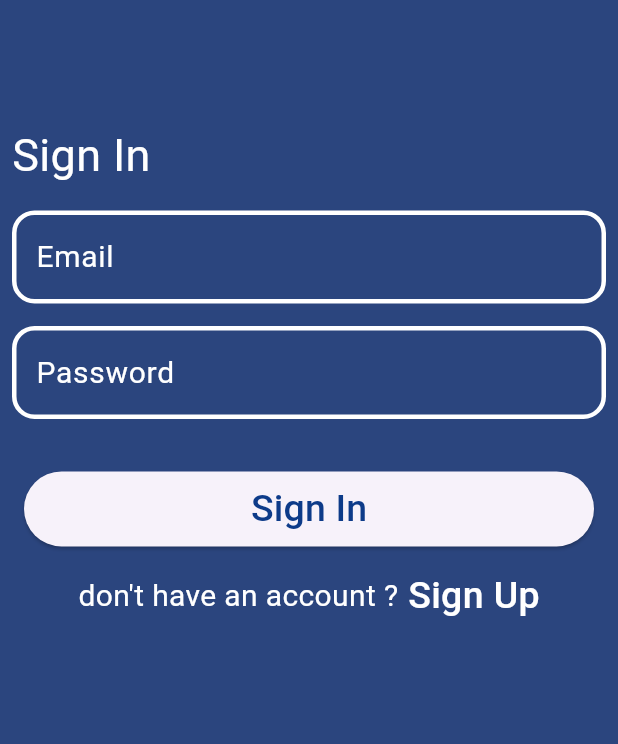
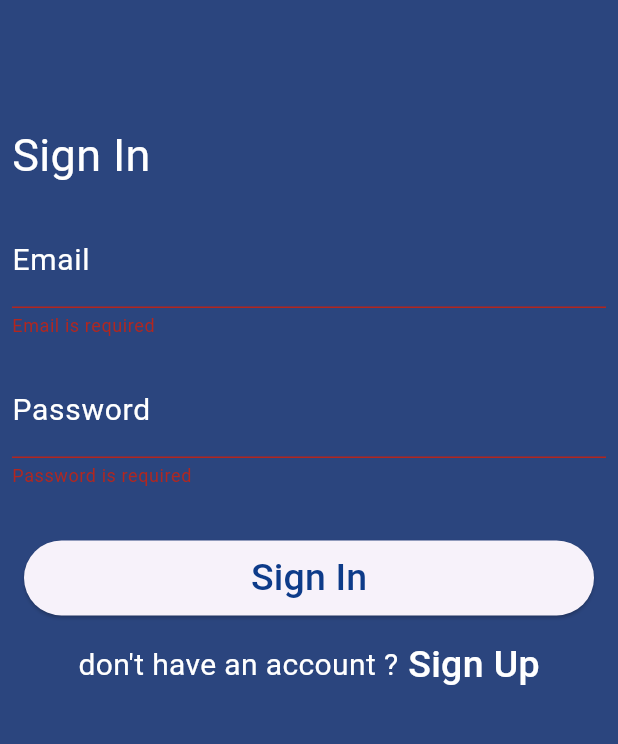
Before and after one commit to ahmdes/chat_app, a Flutter app: the screen it shows after launch, after a tap on "Sign In", on a phone screen of 412 x 824 dp, the part 383-1127 px from its top. Run offline on Flutter 3.47's test engine with Material 3 defaults, Android fonts, the phone set to English and light mode, and no system bars; drawn by our look-alikes of modal_progress_hud_nsn; our stand-ins replace firebase_auth, firebase_core, google_fonts; accounts and stored records are empty.

Commit message:
finished from sign in and sign up

```diff
--- a/lib/Behaviour/Constants/colors_constants.dart
+++ b/lib/Behaviour/Constants/colors_constants.dart
@@ -1,5 +1,8 @@
 import 'dart:ui';
+
+import 'package:flutter/material.dart';
 
 class ColorsConstants {
   static const Color kPrimaryColor = Color(0xff2b457e);
+  static const Color white = Colors.white;
 }
--- /dev/null
+++ b/lib/Behaviour/Constants/utilies.dart
@@ -0,0 +1,12 @@
+import 'package:flutter/material.dart';
+
+class Utilies {
+  static void showSnackBar({
+    required BuildContext context,
+    required String message,
+  }) {
+    ScaffoldMessenger.of(
+      context,
+    ).showSnackBar(SnackBar(content: Text(message)));
+  }
+}
--- /dev/null
+++ b/lib/Behaviour/Constants/validation.dart
@@ -0,0 +1,31 @@
+class Validation {
+  static bool isValidPassword(String password) {
+    return RegExp(
+      r"^(?=.*[A-Z])(?=.*[a-z])(?=.*\d)(?=.*[@#$%^&+=!]).{8,20}$",
+    ).hasMatch(password);
+  }
+
+  static bool isValidEmail(String email) {
+    return RegExp(
+      r"^[a-zA-Z0-9._%+-]+@[a-zA-Z0-9.-]+.[a-zA-Z]{2,}$",
+    ).hasMatch(email);
+  }
+
+  static String? emailValidation(String? data) {
+    if (data == null || data.isEmpty) {
+      return "Email is required";
+    } else if (!isValidEmail(data)) {
+      return "Enter a valid email";
+    }
+    return null;
+  }
+
+  static String? passwordValidation(String? data) {
+    if (data == null || data.isEmpty) {
+      return "Password is required";
+    } else if (!isValidPassword(data)) {
+      return "Enter a valid password";
+    }
+    return null;
+  }
+}
--- a/lib/presentation/Views/Authentication/sign_in.dart
+++ b/lib/presentation/Views/Authentication/sign_in.dart
@@ -1,18 +1,34 @@
 import 'package:chat_app/Behaviour/Constants/colors_constants.dart';
+import 'package:chat_app/Behaviour/Constants/utilies.dart';
+import 'package:chat_app/Behaviour/Constants/validation.dart';
 import 'package:chat_app/presentation/Views/Authentication/sign_up.dart';
 import 'package:chat_app/presentation/Widgets/build_elevated_button.dart';
 import 'package:chat_app/presentation/Widgets/build_text_form_field.dart';
 import 'package:firebase_auth/firebase_auth.dart';
 import 'package:flutter/material.dart';
 import 'package:google_fonts/google_fonts.dart';
+import 'package:modal_progress_hud_nsn/modal_progress_hud_nsn.dart';
 
-class SignIn extends StatelessWidget {
+class SignIn extends StatefulWidget {
   SignIn({super.key});
   static const String id = "SignIn";
+
+  @override
+  State<SignIn> createState() => _SignInState();
+}
+
+class _SignInState extends State<SignIn> {
   String? email, password;
+  bool isLoaded = false;
+  GlobalKey<FormState> globalKey = GlobalKey();
+
   @override
   Widget build(BuildContext context) {
-    return Scaffold(
+    return Form(
+      key: globalKey,
+      child: ModalProgressHUD(
+        inAsyncCall: isLoaded,
+        child: Scaffold(
           backgroundColor: ColorsConstants.kPrimaryColor,
           body: Column(
             children: [
@@ -58,6 +74,9 @@ class SignIn extends StatelessWidget {
                         onChanged: (value) {
                           email = value;
                         },
+                        validator: (data) {
+                          return Validation.emailValidation(data);
+                        },
                       ),
                       SizedBox(height: 15),
                       BuildTextFormField(
@@ -65,17 +84,39 @@ class SignIn extends StatelessWidget {
                         onChanged: (value) {
                           password = value;
                         },
+                        validator: (data) {
+                          return Validation.passwordValidation(data);
+                        },
                       ),
                       SizedBox(height: 35),
                       BuildElevatedButton(
                         textOfElevatedButton: "Sign In",
                         onPressed: () async {
-                      var auth = FirebaseAuth.instance;
-                      UserCredential user = await auth
-                          .signInWithEmailAndPassword(
-                            email: email!,
-                            password: password!,
+                          if (globalKey.currentState!.validate()) {
+                            isLoaded = true;
+                            setState(() {});
+                            try {
+                              await signingInUser();
+                              Utilies.showSnackBar(
+                                context: context,
+                                message: 'Success',
                               );
+                            } on FirebaseAuthException catch (e) {
+                              if (e.code == 'user-not-found') {
+                                Utilies.showSnackBar(
+                                  context: context,
+                                  message: 'User Not Found',
+                                );
+                              } else if (e.code == 'wrong-password') {
+                                Utilies.showSnackBar(
+                                  context: context,
+                                  message: 'Wrong Password',
+                                );
+                              }
+                            }
+                          }
+                          isLoaded = false;
+                          setState(() {});
                         },
                       ),
                       SizedBox(height: 15),
@@ -107,6 +148,16 @@ class SignIn extends StatelessWidget {
               ),
             ],
           ),
+        ),
+      ),
+    );
+  }
+
+  Future<void> signingInUser() async {
+    var auth = FirebaseAuth.instance;
+    UserCredential user = await auth.signInWithEmailAndPassword(
+      email: email!,
+      password: password!,
     );
   }
 }
--- a/pubspec.yaml
+++ b/pubspec.yaml
@@ -37,6 +37,7 @@ dependencies:
   google_fonts: ^6.3.2
   firebase_core: ^4.2.1
   firebase_auth: ^6.1.2
+  modal_progress_hud_nsn: ^0.5.1
 
 dev_dependencies:
   flutter_test:
```
Also changed, not shown: lib/presentation/Views/Authentication/sign_up.dart (+33 -44 lines), pubspec.lock. Lines whose indentation alone changed are shown as unchanged.
